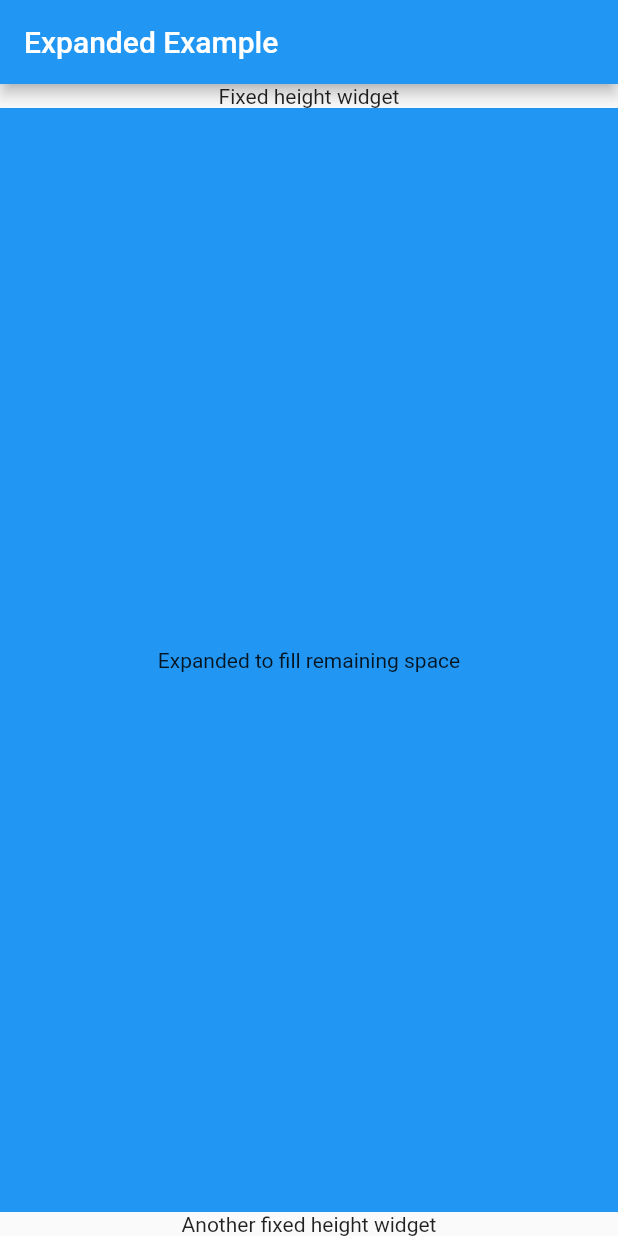
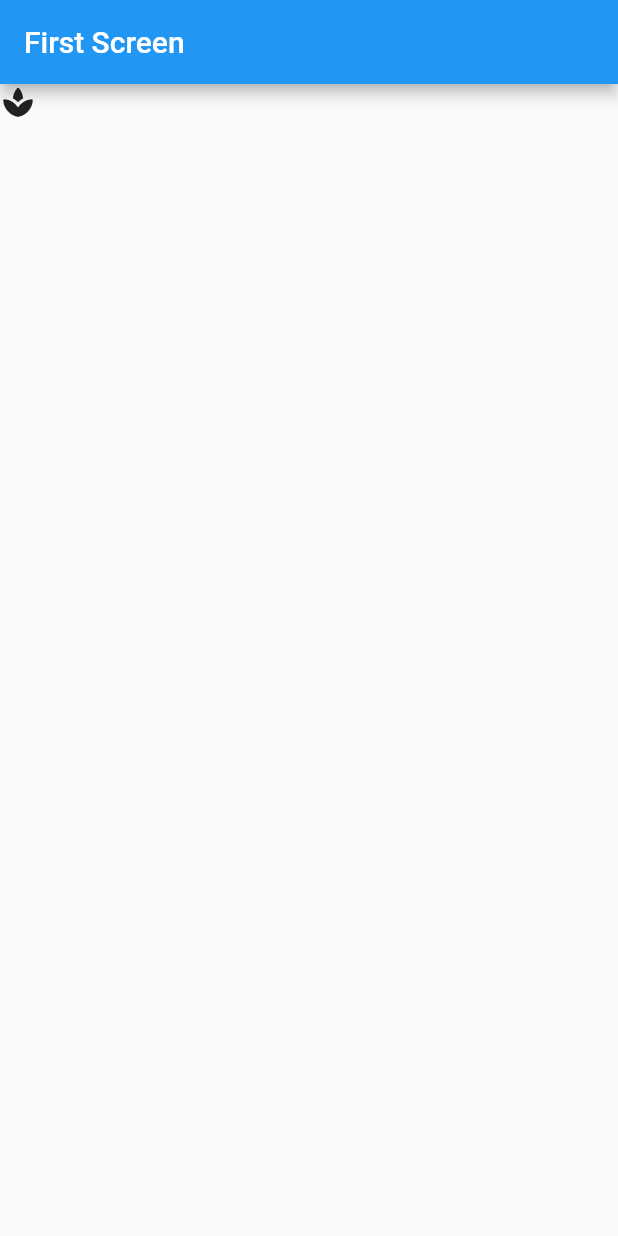
Before and after one commit to fatiq123/MAD-Assignment4, a Flutter app: the screen it shows after launch, on a phone screen of 412 x 824 dp. Run offline on Flutter 3.47's test engine with Material 2 defaults, Android fonts, the phone set to English and light mode, and no system bars.

Commit message:
hero widget

```diff
--- /dev/null
+++ b/lib/hero.dart
@@ -0,0 +1,55 @@
+import 'package:flutter/material.dart';
+
+class HeroWidget extends StatelessWidget {
+  @override
+  Widget build(BuildContext context) {
+    return const MaterialApp(
+      home: FirstScreen(),
+    );
+  }
+}
+
+class FirstScreen extends StatelessWidget {
+  const FirstScreen({super.key});
+
+  @override
+  Widget build(BuildContext context) {
+    return Scaffold(
+      appBar: AppBar(
+        title: const Text('First Screen'),
+      ),
+      body: InkWell(
+        onTap: () {
+          Navigator.of(context).push(MaterialPageRoute(
+            builder: (context) => const SecondScreen(),
+          ));
+        },
+        child: const Hero(
+            tag: 'imageTag',
+            child: Icon(Icons
+                .spa_rounded) /*Image.asset('assets/image.png'),*/ // Replace with your image
+            ),
+      ),
+    );
+  }
+}
+
+class SecondScreen extends StatelessWidget {
+  const SecondScreen({super.key});
+
+  @override
+  Widget build(BuildContext context) {
+    return Scaffold(
+      appBar: AppBar(
+        title: const Text('Second Screen'),
+      ),
+      body: const Center(
+        child: Hero(
+          tag: 'imageTag',
+          child: Icon(Icons
+              .home)/*Image.asset('assets/image.png')*/, // Replace with your image
+        ),
+      ),
+    );
+  }
+}
--- a/lib/main.dart
+++ b/lib/main.dart
@@ -5,6 +5,7 @@ import 'package:assignment4_mad/container.dart';
 import 'package:assignment4_mad/expanded.dart';
 import 'package:assignment4_mad/folder1/file1.dart';
 import 'package:assignment4_mad/gesture_dectector.dart';
+import 'package:assignment4_mad/hero.dart';
 import 'package:assignment4_mad/row.dart';
 import 'package:assignment4_mad/switch_checkbox_widgets.dart';
 import 'package:flutter/cupertino.dart';
@@ -30,7 +31,7 @@ class MyApp extends StatelessWidget {
         colorScheme: ColorScheme.fromSeed(seedColor: Colors.deepPurple),
         useMaterial3: true,
       ),
-      home: ExpandedWidget()
+      home: HeroWidget()
       /*TodosScreen(
         todo: List.generate(
           20,
```
